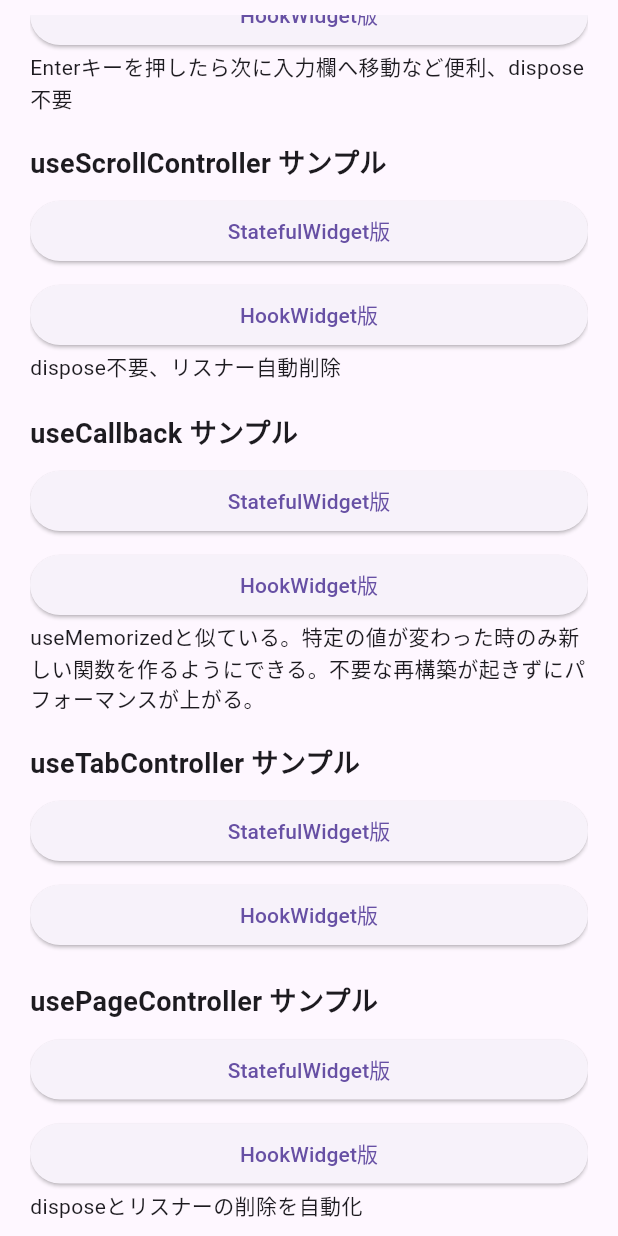
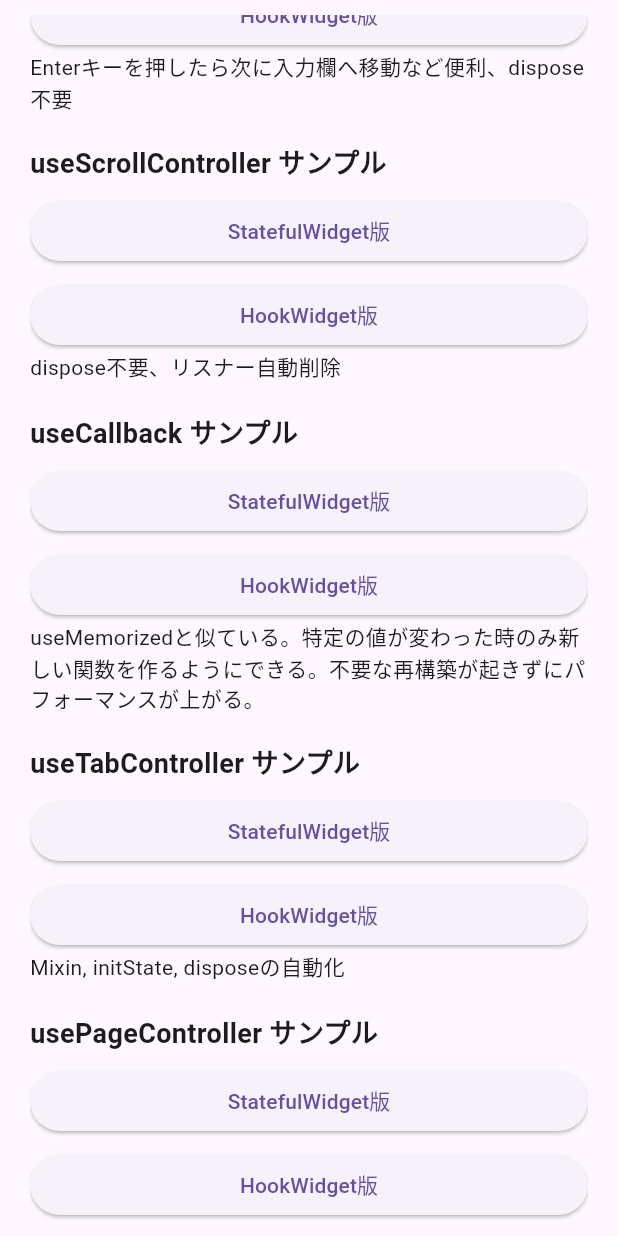
Before and after one commit to yukimiyake0607/flutter_hooks_sample, a Flutter app: the screen it shows after launch, scrolled down 973 dp, on a phone screen of 412 x 824 dp. Run offline on Flutter 3.47's test engine with Material 3 defaults, Android fonts, the phone set to English and light mode, and no system bars; our stand-ins replace flutter_hooks, hooks_riverpod.

Commit message:
update: comment

```diff
--- a/lib/src/home_screen.dart
+++ b/lib/src/home_screen.dart
@@ -57,6 +57,7 @@ class HomeScreen extends StatelessWidget {
                 ),
                 const SizedBox(height: 20),
                 const TabControllerMenuButtons(),
+                const Text('Mixin, initState, disposeの自動化'),
                 const SizedBox(height: 20),
                 const PageControllerMenuButtons(),
                 const Text('disposeとリスナーの削除を自動化'),
```
